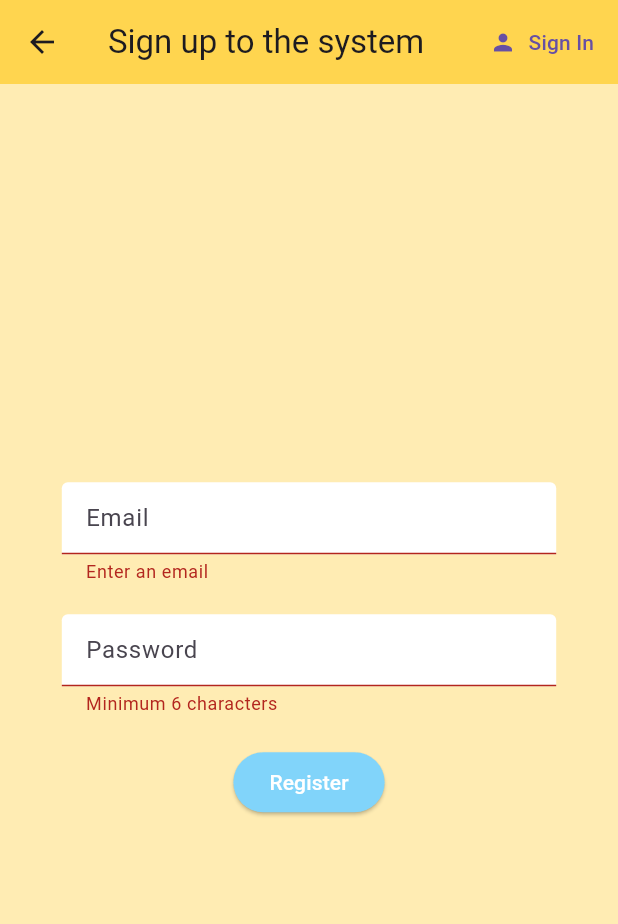
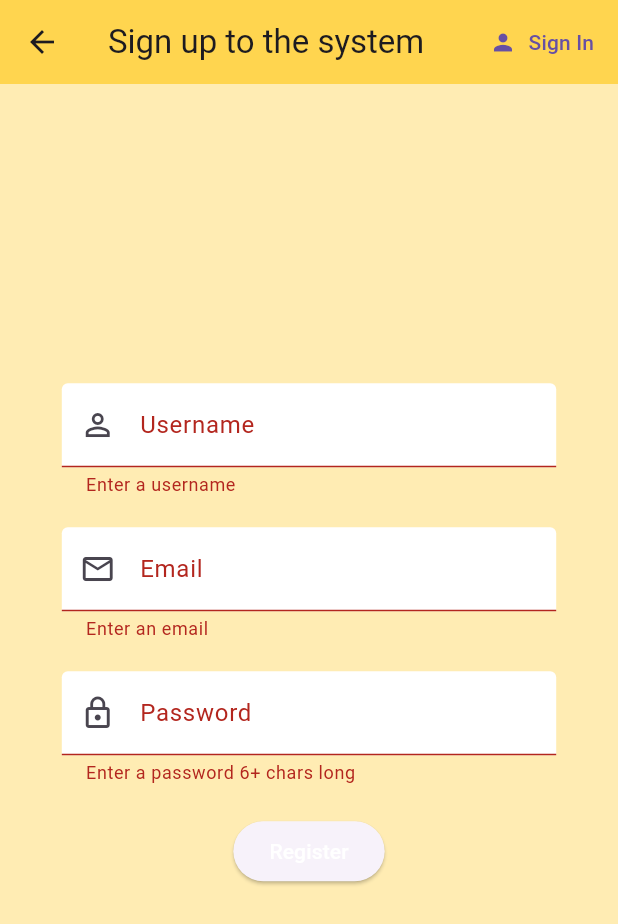
Before and after one commit to HusamAbadi/ConfManSys-MobApp, a Flutter app: the Register screen opened directly with empty values, after a tap on "Register", on a phone screen of 412 x 824 dp. Shown: the top 924 px of the screen. Run offline on Flutter 3.47's test engine with Material 3 defaults, Android fonts, the phone set to English and light mode, and no system bars; our stand-ins replace cloud_firestore, firebase_auth, firebase_core, flutter_spinkit; accounts and stored records are empty.

```diff
--- a/lib/models/user.dart
+++ b/lib/models/user.dart
@@ -2,10 +2,12 @@ import 'package:cloud_firestore/cloud_firestore.dart';
 
 class AppUser {
   final String id;
-  final List<String> favoritePapers; // References to favorite papers
+  final String username;
+  final List<String> favoritePapers;
 
   AppUser({
     required this.id,
+    required this.username,
     required this.favoritePapers,
   });
 
@@ -14,7 +16,16 @@ class AppUser {
     final data = doc.data() as Map<String, dynamic>;
     return AppUser(
       id: doc.id,
+      username: data['username'] ?? 'Guest User',
       favoritePapers: List<String>.from(data['favoritePapers'] ?? []),
     );
   }
+
+  // Convert user to Map for Firestore
+  Map<String, dynamic> toMap() {
+    return {
+      'username': username,
+      'favoritePapers': favoritePapers,
+    };
+  }
 }
--- a/lib/screens/authenticate/register.dart
+++ b/lib/screens/authenticate/register.dart
@@ -19,6 +19,7 @@ class _RegisterState extends State<Register> {
 
   String email = '';
   String password = '';
+  String username = '';
   String error = '';
 
   @override
@@ -49,86 +50,76 @@ class _RegisterState extends State<Register> {
                 child: Column(
                   mainAxisAlignment: MainAxisAlignment.center,
                   children: <Widget>[
+                    TextFormField(
+                      decoration: textInputDecoration.copyWith(
+                        labelText: 'Username',
+                        prefixIcon: const Icon(Icons.person_outline),
+                      ),
+                      validator: (val) =>
+                          val!.isEmpty ? 'Enter a username' : null,
+                      onChanged: (val) {
+                        setState(() => username = val);
+                      },
+                    ),
                     const SizedBox(height: 20.0),
-                    _buildEmailField(),
+                    TextFormField(
+                      decoration: textInputDecoration.copyWith(
+                        labelText: 'Email',
+                        prefixIcon: const Icon(Icons.email_outlined),
+                      ),
+                      validator: (val) =>
+                          val!.isEmpty ? 'Enter an email' : null,
+                      onChanged: (val) {
+                        setState(() => email = val);
+                      },
+                    ),
                     const SizedBox(height: 20.0),
-                    _buildPasswordField(),
+                    TextFormField(
+                      decoration: textInputDecoration.copyWith(
+                        labelText: 'Password',
+                        prefixIcon: const Icon(Icons.lock_outline),
+                      ),
+                      obscureText: true,
+                      validator: (val) => val!.length < 6
+                          ? 'Enter a password 6+ chars long'
+                          : null,
+                      onChanged: (val) {
+                        setState(() => password = val);
+                      },
+                    ),
                     const SizedBox(height: 20.0),
-                    _buildRegisterButton(),
+                    ElevatedButton(
+                      child: const Text(
+                        'Register',
+                        style: TextStyle(color: Colors.white),
+                      ),
+                      onPressed: () async {
+                        if (_formKey.currentState!.validate()) {
+                          setState(() => loading = true);
+                          dynamic result =
+                              await _auth.registerWithEmailAndPassword(
+                            email,
+                            password,
+                            username,
+                          );
+                          if (result == null) {
+                            setState(() {
+                              error = 'Please supply a valid email';
+                              loading = false;
+                            });
+                          }
+                        }
+                      },
+                    ),
                     const SizedBox(height: 12.0),
-                    _buildErrorText(),
+                    Text(
+                      error,
+                      style: const TextStyle(color: Colors.red, fontSize: 14.0),
+                    ),
                   ],
                 ),
               ),
             ),
           );
   }
-
-  Widget _buildEmailField() {
-    return TextFormField(
-      decoration: textInputDecoration.copyWith(hintText: 'Email'),
-      validator: (val) {
-        if (val == null || val.isEmpty) {
-          return 'Enter an email';
-        }
-        if (!RegExp(r'^[^@]+@[^@]+\.[^@]+').hasMatch(val)) {
-          return 'Enter a valid email';
-        }
-        return null; // Return null if validation passes
-      },
-      onChanged: (val) {
-        setState(() => email = val.trim());
-      },
-    );
-  }
-
-  Widget _buildPasswordField() {
-    return TextFormField(
-      decoration: textInputDecoration.copyWith(hintText: 'Password'),
-      obscureText: true,
-      validator: (val) {
-        if (val == null || val.length < 6) {
-          return 'Minimum 6 characters';
-        }
-        return null; // Return null if validation passes
-      },
-      onChanged: (val) {
-        setState(() => password = val);
-      },
-    );
-  }
-
-  Widget _buildRegisterButton() {
-    return ElevatedButton(
-      style: ElevatedButton.styleFrom(
-        backgroundColor: Colors.lightBlue[200],
-      ),
-      child: const Text(
-        'Register',
-        style: TextStyle(color: Colors.white),
-      ),
-      onPressed: () async {
-        if (_formKey.currentState?.validate() ?? false) {
-          setState(() => loading = true);
-          dynamic result =
-              await _auth.registerWithEmailAndPassword(email, password);
-          if (result == null) {
-            setState(() {
-              error = 'Please supply a valid email';
-              loading = false;
-            });
-          } else {
-            // Optional: Navigate to the next screen or show success
-          }
-        }
-      },
-    );
-  }
-
-  Widget _buildErrorText() {
-    return Text(
-      error,
-      style: const TextStyle(color: Colors.red, fontSize: 14.0),
-    );
-  }
 }
```
Also changed, not shown: lib/screens/days/days_screen.dart (+12 -3 lines), lib/screens/home/home.dart (+30 -3 lines), lib/services/auth.dart (+57 -24 lines).
